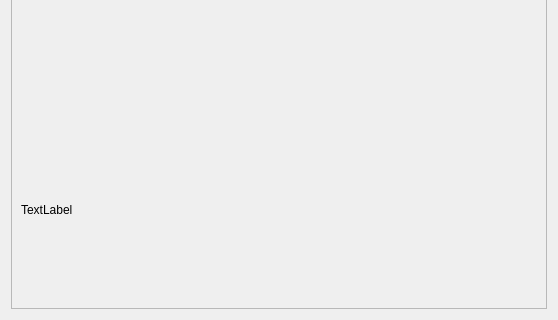
Above: GUI/main.ui from Matt-ez/EcoGuida before the change; both pictures show x 0 to 558 and y 142 to 462 of the 558 by 462 pixel window. Below: the same form after it.
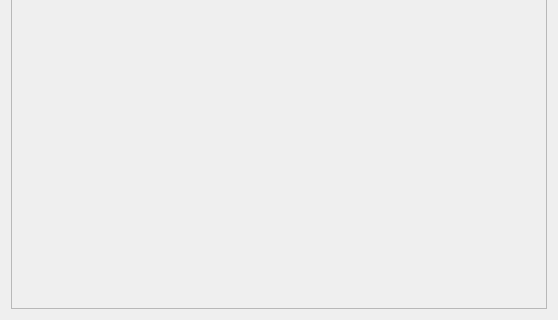
That is the form after the change.

Diff of the .ui file:
```diff
--- a/GUI/main.ui
+++ b/GUI/main.ui
@@ -117,13 +117,6 @@
          </property>
         </widget>
        </item>
-       <item>
-        <widget class="QLabel" name="label">
-         <property name="text">
-          <string>TextLabel</string>
-         </property>
-        </widget>
-       </item>
       </layout>
      </widget>
     </widget>
```
